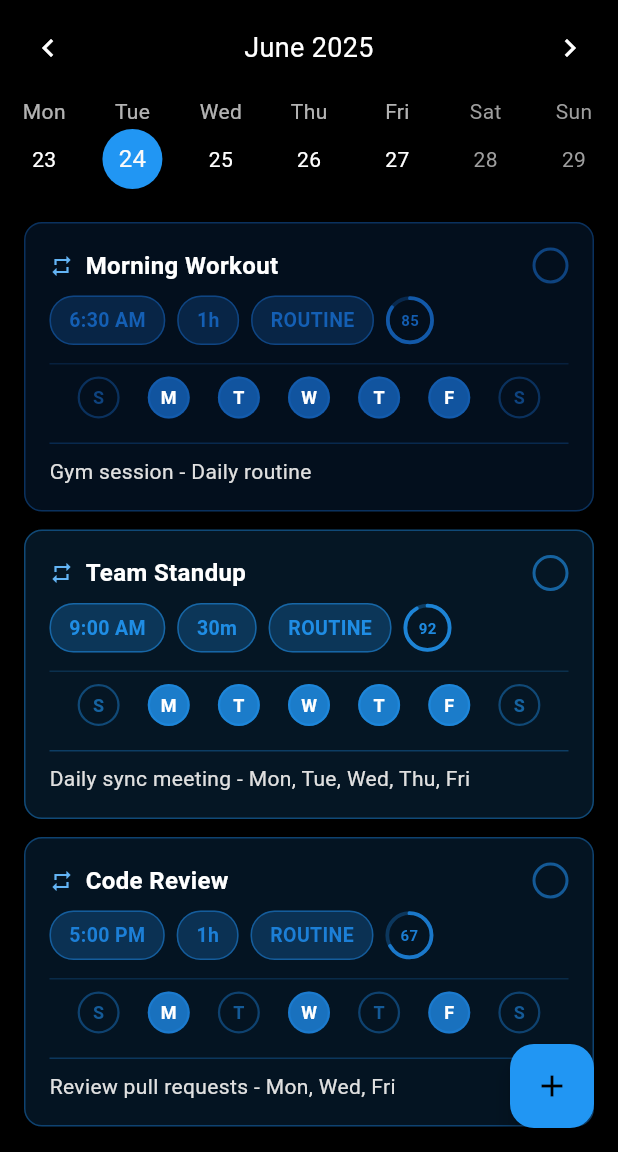
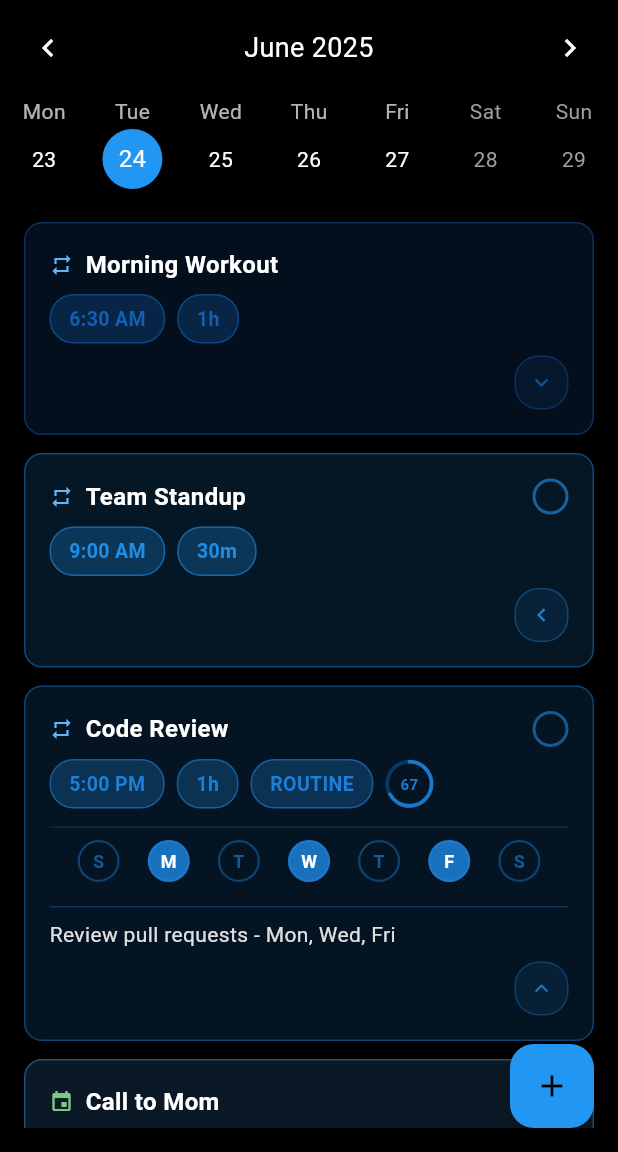
Before and after one commit to axttt243567/ScduleME, a Flutter app: the screen it shows after launch, on a phone screen of 412 x 824 dp, the part 84-1236 px from its top. Run offline on Flutter 3.47's test engine with Material 3 defaults, Android fonts, the phone set to English and light mode, and no system bars; drawn by our look-alikes of table_calendar.

Commit message:
Implement individual card display state toggles with improved UI
- Add CardDisplayState enum with compact, medium, and full states
- Add individual cardDisplayState field to each ScheduleItem
- Implement per-card toggle button with animated dropdown arrow
- Position toggle button in bottom right of each card
- Remove universal toggle from app bar
- Add smooth animations for arrow rotation based on state
- Improve visual feedback with InkWell ripple effects
- Support cycling through states: compact -> medium -> full -> compact

```diff
--- a/lib/main.dart
+++ b/lib/main.dart
@@ -6,6 +6,12 @@
   routine, // Recurring activities (daily, weekly, etc.)
   event, // One-time events
   reminder, // Important reminders
+}
+
+enum CardDisplayState {
+  compact, // Title, time chip, duration chip only
+  medium, // + completion checkbox
+  full, // All features (current implementation)
 }
 
 void main() {
@@ -48,8 +54,9 @@
 
 class _ScheduleHomePageState extends State<ScheduleHomePage> {
   DateTime _selectedDay = DateTime.now();
-  DateTime _focusedDay =
-      DateTime.now(); // Sample schedule data with different types
+  DateTime _focusedDay = DateTime.now();
+
+  // Sample schedule data with different types
   final Map<DateTime, List<ScheduleItem>> _schedules = {
     DateTime(DateTime.now().year, DateTime.now().month, DateTime.now().day): [
       ScheduleItem(
@@ -62,6 +69,7 @@
         false,
         [1, 2, 3, 4, 5], // Monday to Friday
         85, // 85% progress
+        CardDisplayState.compact, // Individual card state
       ),
       ScheduleItem(
         'Team Standup',
@@ -73,6 +81,7 @@
         false,
         [1, 2, 3, 4, 5], // Monday to Friday
         92, // 92% progress
+        CardDisplayState.medium, // Individual card state
       ),
       ScheduleItem(
         'Code Review',
@@ -84,6 +93,7 @@
         false,
         [1, 3, 5], // Monday, Wednesday, Friday
         67, // 67% progress
+        CardDisplayState.full, // Individual card state
       ),
       ScheduleItem(
         'Call to Mom',
@@ -95,6 +105,7 @@
         false,
         [0], // Sunday only
         0, // Not a routine, no progress
+        CardDisplayState.compact, // Individual card state
       ),
     ],
     DateTime(
@@ -112,6 +123,7 @@
         false,
         [1, 2, 3, 4, 5, 6, 0], // Daily
         78, // 78% progress
+        CardDisplayState.medium, // Individual card state
       ),
       ScheduleItem(
         'Project Planning',
@@ -123,6 +135,7 @@
         false,
         [2], // Tuesday only
         0, // Not a routine, no progress
+        CardDisplayState.compact, // Individual card state
       ),
       ScheduleItem(
         'Lunch Meeting',
@@ -134,6 +147,7 @@
         false,
         [2], // Tuesday only
         0, // Not a routine, no progress
+        CardDisplayState.compact, // Individual card state
       ),
       ScheduleItem(
         'Development',
@@ -145,6 +159,7 @@
         false,
         [1, 2, 3, 4, 5], // Weekdays
         43, // 43% progress
+        CardDisplayState.full, // Individual card state
       ),
     ],
     DateTime(
@@ -162,6 +177,7 @@
         false,
         [1, 2, 3, 4, 5, 6, 0], // Daily
         91, // 91% progress
+        CardDisplayState.full, // Individual card state
       ),
       ScheduleItem(
         'All Hands Meeting',
@@ -173,6 +189,7 @@
         false,
         [1], // Monday only
         0, // Not a routine, no progress
+        CardDisplayState.compact, // Individual card state
       ),
       ScheduleItem(
         '1:1 with Manager',
@@ -184,6 +201,7 @@
         false,
         [1], // Monday only
         55, // 55% progress
+        CardDisplayState.medium, // Individual card state
       ),
       ScheduleItem(
         'Dentist Appointment',
@@ -195,6 +213,7 @@
         false,
         [1], // Monday only
         0, // Not a routine, no progress
+        CardDisplayState.compact, // Individual card state
       ),
     ],
     DateTime(
@@ -212,6 +231,7 @@
         false,
         [6], // Saturday only
         0, // Not a routine, no progress
+        CardDisplayState.compact, // Individual card state
       ),
       ScheduleItem(
         'Lunch with Friends',
@@ -223,6 +243,7 @@
         false,
         [6], // Saturday only
         0, // Not a routine, no progress
+        CardDisplayState.compact, // Individual card state
       ),
     ],
     // Add some reminders for specific dates
@@ -237,6 +258,7 @@
         false,
         [0], // Sunday only
         0, // Not a routine, no progress
+        CardDisplayState.compact, // Individual card state
       ),
     ],
     DateTime(2025, 6, 30): [
@@ -250,6 +272,7 @@
         false,
         [1], // Monday only
         0, // Not a routine, no progress
+        CardDisplayState.compact, // Individual card state
       ),
       ScheduleItem(
         'Monthly Budget Review',
@@ -261,6 +284,7 @@
         false,
         [1], // Monday only
         0, // Not a routine, no progress
+        CardDisplayState.compact, // Individual card state
       ),
     ],
     DateTime(2025, 7, 1): [
@@ -274,6 +298,7 @@
         false,
         [2], // Tuesday only
         0, // Not a routine, no progress
+        CardDisplayState.compact, // Individual card state
       ),
     ],
   };
@@ -443,6 +468,7 @@
       child: Column(
         crossAxisAlignment: CrossAxisAlignment.start,
         children: [
+          // Header row - always shown
           Row(
             children: [
               _getTypeIcon(schedule.type),
@@ -455,14 +481,98 @@
                     fontWeight: FontWeight.bold,
                     color: Colors.white,
                     decoration:
-                        schedule.isCompleted
+                        schedule.isCompleted &&
+                                schedule.cardDisplayState !=
+                                    CardDisplayState.compact
                             ? TextDecoration.lineThrough
                             : TextDecoration.none,
                     decorationColor: Colors.grey,
                   ),
                 ),
-              ), // Completion checkbox
-              GestureDetector(
+              ),
+              // Completion checkbox - only in medium and full states
+              if (schedule.cardDisplayState == CardDisplayState.medium ||
+                  schedule.cardDisplayState == CardDisplayState.full)
+                _buildCompletionCheckbox(schedule),
+            ],
+          ),
+          const SizedBox(height: 8),
+
+          // Chips row - always shown but different content based on state
+          _buildChipsRow(schedule), // Additional content based on state
+          if (schedule.cardDisplayState == CardDisplayState.full) ...[
+            const SizedBox(height: 12),
+            _buildWeeklyIndicator(schedule),
+            const SizedBox(height: 8),
+            // Separator line
+            Container(
+              height: 1,
+              color: schedule.color.withOpacity(0.3),
+              margin: const EdgeInsets.symmetric(vertical: 8),
+            ),
+            Text(
+              schedule.description,
+              style: TextStyle(fontSize: 14, color: Colors.grey[300]),
+            ),
+          ],
+
+          // Dropdown toggle button - positioned at bottom right
+          const SizedBox(height: 8),
+          Align(
+            alignment: Alignment.centerRight,
+            child: Material(
+              color: Colors.transparent,
+              child: InkWell(
+                onTap: () {
+                  setState(() {
+                    // Cycle through the states: compact -> medium -> full -> compact
+                    switch (schedule.cardDisplayState) {
+                      case CardDisplayState.compact:
+                        schedule.cardDisplayState = CardDisplayState.medium;
+                        break;
+                      case CardDisplayState.medium:
+                        schedule.cardDisplayState = CardDisplayState.full;
+                        break;
+                      case CardDisplayState.full:
+                        schedule.cardDisplayState = CardDisplayState.compact;
+                        break;
+                    }
+                  });
+                },
+                borderRadius: BorderRadius.circular(16),
+                splashColor: schedule.color.withOpacity(0.1),
+                highlightColor: schedule.color.withOpacity(0.05),
+                child: Container(
+                  padding: const EdgeInsets.all(8),
+                  decoration: BoxDecoration(
+                    color: schedule.color.withOpacity(0.1),
+                    borderRadius: BorderRadius.circular(16),
+                    border: Border.all(
+                      color: schedule.color.withOpacity(0.3),
+                      width: 1,
+                    ),
+                  ),
+                  child: AnimatedRotation(
+                    turns: _getArrowRotation(schedule.cardDisplayState),
+                    duration: const Duration(milliseconds: 250),
+                    curve: Curves.easeInOut,
+                    child: Icon(
+                      Icons.keyboard_arrow_down,
+                      size: 18,
+                      color: schedule.color.withOpacity(0.8),
+                    ),
+                  ),
+                ),
+              ),
+            ),
+          ),
+        ],
+      ),
+    );
+  }
+
+  Widget _buildCompletionCheckbox(ScheduleItem schedule) {
+    return GestureDetector(
       onTap: () {
         setState(() {
           schedule.isCompleted = !schedule.isCompleted;
@@ -473,36 +583,23 @@
         height: 24,
         decoration: BoxDecoration(
           shape: BoxShape.circle,
-                    border: Border.all(
-                      color: schedule.color.withOpacity(0.6),
-                      width: 2,
-                    ),
-                    color:
-                        schedule.isCompleted
-                            ? schedule.color
-                            : Colors.transparent,
+          border: Border.all(color: schedule.color.withOpacity(0.6), width: 2),
+          color: schedule.isCompleted ? schedule.color : Colors.transparent,
         ),
         child:
             schedule.isCompleted
-                          ? const Icon(
-                            Icons.check,
-                            size: 16,
-                            color: Colors.white,
-                          )
+                ? const Icon(Icons.check, size: 16, color: Colors.white)
                 : null,
       ),
-              ),
-            ],
-          ),
-          const SizedBox(height: 8), // Time, Duration, and Type chips row
-          Row(
+    );
+  }
+
+  Widget _buildChipsRow(ScheduleItem schedule) {
+    return Row(
       children: [
-              // Time chip
+        // Time chip - always shown
         Container(
-                padding: const EdgeInsets.symmetric(
-                  horizontal: 12,
-                  vertical: 6,
-                ),
+          padding: const EdgeInsets.symmetric(horizontal: 12, vertical: 6),
           decoration: BoxDecoration(
             color: schedule.color.withOpacity(0.25),
             borderRadius: BorderRadius.circular(16),
@@ -521,12 +618,10 @@
           ),
         ),
         const SizedBox(width: 8),
-              // Duration chip
+
+        // Duration chip - always shown
         Container(
-                padding: const EdgeInsets.symmetric(
-                  horizontal: 12,
-                  vertical: 6,
-                ),
+          padding: const EdgeInsets.symmetric(horizontal: 12, vertical: 6),
           decoration: BoxDecoration(
             color: schedule.color.withOpacity(0.25),
             borderRadius: BorderRadius.circular(16),
@@ -544,12 +639,13 @@
             ),
           ),
         ),
-              const SizedBox(width: 8), // Type chip
+
+        // Additional chips for full state only
+        if (schedule.cardDisplayState == CardDisplayState.full) ...[
+          const SizedBox(width: 8),
+          // Type chip
           Container(
-                padding: const EdgeInsets.symmetric(
-                  horizontal: 12,
-                  vertical: 6,
-                ),
+            padding: const EdgeInsets.symmetric(horizontal: 12, vertical: 6),
             decoration: BoxDecoration(
               color: schedule.color.withOpacity(0.25),
               borderRadius: BorderRadius.circular(16),
@@ -573,23 +669,7 @@
             _buildCircularPercentageIndicator(schedule),
           ],
         ],
-          ),
-          const SizedBox(height: 12),
-          // Weekly indicator - dividing line with day circles
-          _buildWeeklyIndicator(schedule),
-          const SizedBox(height: 8),
-          // Separator line
-          Container(
-            height: 1,
-            color: schedule.color.withOpacity(0.3),
-            margin: const EdgeInsets.symmetric(vertical: 8),
-          ),
-          Text(
-            schedule.description,
-            style: TextStyle(fontSize: 14, color: Colors.grey[300]),
-          ),
       ],
-      ),
     );
   }
 
@@ -721,6 +801,17 @@
     }
   }
 
+  double _getArrowRotation(CardDisplayState state) {
+    switch (state) {
+      case CardDisplayState.compact:
+        return 0.0; // Arrow pointing down
+      case CardDisplayState.medium:
+        return 0.25; // Arrow pointing right (90 degrees)
+      case CardDisplayState.full:
+        return 0.5; // Arrow pointing up (180 degrees)
+    }
+  }
+
   String _getTypeLabel(ScheduleType type) {
     switch (type) {
       case ScheduleType.routine:
@@ -743,6 +834,7 @@
   final List<int> weeklySchedule; // 0=Sunday, 1=Monday, ..., 6=Saturday
   final int percentage; // Progress percentage (0-100) for routines
   bool isCompleted;
+  CardDisplayState cardDisplayState; // Individual card display state
 
   ScheduleItem(
     this.title,
@@ -754,6 +846,7 @@
     this.isCompleted = false,
     this.weeklySchedule = const [],
     this.percentage = 0,
+    this.cardDisplayState = CardDisplayState.compact, // Default to compact
   ]);
 }
 
```
Lines whose indentation alone changed are shown as unchanged.
